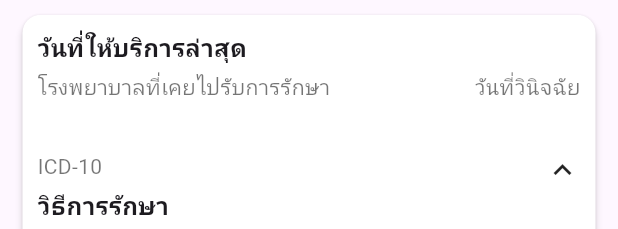
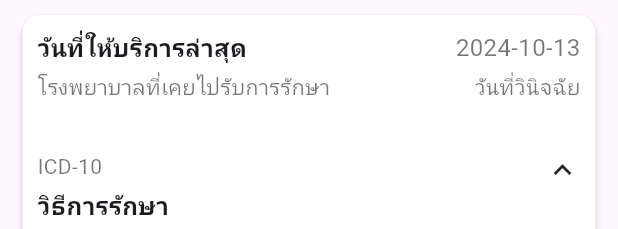
Before and after one commit to AshaTechCorporation/tcbapp, a Flutter app: the CardItem widget shown alone on an empty page, opened directly with empty values, on a phone screen of 412 x 824 dp. Shown: the top 229 px of the screen. Run offline on Flutter 3.47's test engine with Material 3 defaults, Android fonts, the phone set to English and light mode, and no system bars; our stand-ins replace calendar_date_picker2, dropdown_button2, dropdown_search, google_nav_bar, pinput, shared_preferences; missing offline and left inert: flutter_launcher_icons; accounts and stored records are empty; network calls fail; project files that could hold a hidden picture were left out.

```diff
--- a/lib/home/widgets/CardItem.dart
+++ b/lib/home/widgets/CardItem.dart
@@ -32,9 +32,21 @@ class _CardItemState extends State<CardItem> {
           child: Column(
             crossAxisAlignment: CrossAxisAlignment.start,
             children: [
-              Text(
-                'วันที่ให้บริการล่าสุด',
-                style: TextStyle(fontSize: 16, fontWeight: FontWeight.bold),
+              Row(
+                mainAxisAlignment: MainAxisAlignment.spaceBetween,
+                children: [
+                  Text(
+                    'วันที่ให้บริการล่าสุด',
+                    style: TextStyle(fontSize: 16, fontWeight: FontWeight.bold),
+                  ),
+                  SizedBox(
+                    width: 10,
+                  ),
+                  Text(
+                    '2024-10-13',
+                    style: TextStyle(fontSize: 16, color: Colors.black54),
+                  ),
+                ],
               ),
               SizedBox(
                 height: 5,
--- a/lib/register/registerPage.dart
+++ b/lib/register/registerPage.dart
@@ -25,7 +25,7 @@ class _RegisterPageState extends State<RegisterPage> {
   Future<void> _afterselectDate(BuildContext context) async {
     final config = CalendarDatePicker2WithActionButtonsConfig(
       calendarType: CalendarDatePicker2Type.single,
-      selectedDayHighlightColor: Colors.blue,
+      selectedDayHighlightColor: kBackgroundColor,
       dayTextStylePredicate: ({required DateTime date}) {
         return TextStyle(
           fontSize: 14,
```
Also changed, not shown: lib/home/homePage.dart (+9 -22 lines), lib/notifications/notificationsPage.dart (added, +72 -0 lines).
